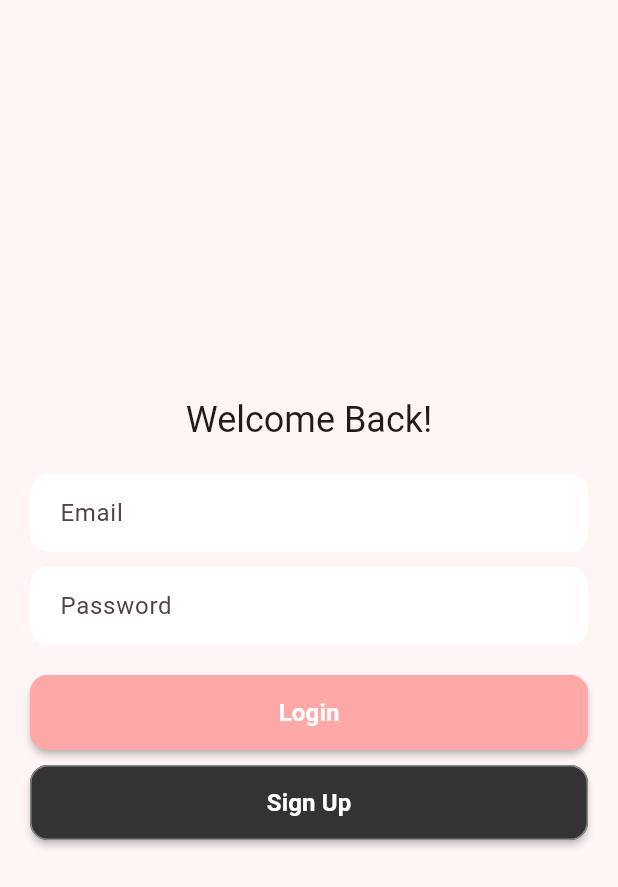
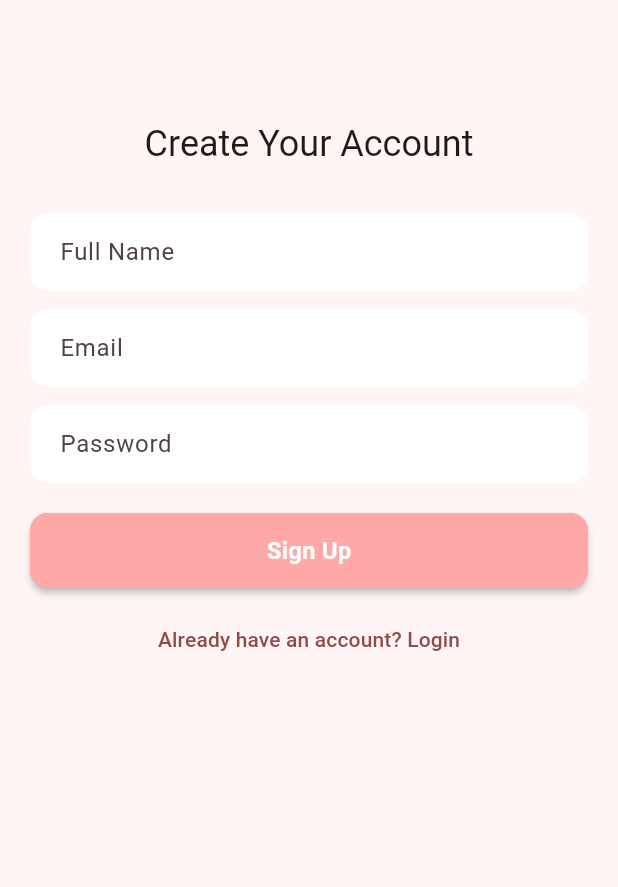
Before and after one commit to ItsAmaan09/cake-house, a Flutter app: the screen it shows after launch, after a tap on "Sign Up", on a phone screen of 412 x 824 dp. Shown: the top 887 px of the screen. Run offline on Flutter 3.47's test engine with Material 3 defaults, Android fonts, the light colour scheme and no system bars; Roboto replaces fonts that are missing (Poppins).

Commit message:
login and signup screen

```diff
--- a/lib/features/auth/login_screen.dart
+++ b/lib/features/auth/login_screen.dart
@@ -31,7 +31,7 @@ class LoginScreen extends StatelessWidget {
             const SizedBox(height: 10),
             CustomButton(
               text: "Sign Up",
-              onPressed: () {},
+              onPressed: () => Navigator.pushReplacementNamed(context, AppRoutes.signup),
               isPrimary: false,
             ),
           ],
--- a/lib/features/auth/signup_screen.dart
+++ b/lib/features/auth/signup_screen.dart
@@ -0,0 +1,54 @@
+import 'package:flutter/material.dart';
+import '../../core/widgets/custom_button.dart';
+import '../../core/widgets/custom_textfield.dart';
+import '../../routes/app_routes.dart';
+
+class SignupScreen extends StatelessWidget {
+  const SignupScreen({super.key});
+
+  @override
+  Widget build(BuildContext context) {
+    final nameController = TextEditingController();
+    final emailController = TextEditingController();
+    final passwordController = TextEditingController();
+
+    return Scaffold(
+      backgroundColor: const Color(0xFFFFF5F5),
+      body: Padding(
+        padding: const EdgeInsets.all(20),
+        child: SingleChildScrollView(
+          child: Column(
+            mainAxisAlignment: MainAxisAlignment.center,
+            children: [
+              const SizedBox(height: 60),
+              Text(
+                "Create Your Account",
+                style: Theme.of(context).textTheme.headlineSmall,
+              ),
+              const SizedBox(height: 30),
+              CustomTextField(label: "Full Name", controller: nameController),
+              const SizedBox(height: 12),
+              CustomTextField(label: "Email", controller: emailController),
+              const SizedBox(height: 12),
+              CustomTextField(
+                label: "Password",
+                controller: passwordController,
+                isPassword: true,
+              ),
+              const SizedBox(height: 20),
+              CustomButton(
+                text: "Sign Up",
+                onPressed: () => Navigator.pushReplacementNamed(context, AppRoutes.home),
+              ),
+              const SizedBox(height: 10),
+              TextButton(
+                onPressed: () => Navigator.pushReplacementNamed(context, AppRoutes.login),
+                child: const Text("Already have an account? Login"),
+              ),
+            ],
+          ),
+        ),
+      ),
+    );
+  }
+}
--- a/lib/routes/app_routes.dart
+++ b/lib/routes/app_routes.dart
@@ -1,3 +1,4 @@
+import 'package:cake_house/features/auth/signup_screen.dart';
 import 'package:cake_house/features/splash/splash_screen.dart';
 import 'package:flutter/material.dart';
 
@@ -7,6 +8,7 @@ import '../features/home/home_screen.dart';
 class AppRoutes {
   static const splash = '/';
   static const login = '/login';
+  static const signup = '/signup';
   static const home = '/home';
 
   static Route<dynamic> generateRoute(RouteSettings settings) {
@@ -15,6 +17,8 @@ class AppRoutes {
         return MaterialPageRoute(builder: (_) => const SplashScreen());
       case login:
         return MaterialPageRoute(builder: (_) => const LoginScreen());
+      case signup:
+        return MaterialPageRoute(builder: (_) => const SignupScreen());
       case home:
         return MaterialPageRoute(builder: (_) => const HomeScreen());
       default:
```
